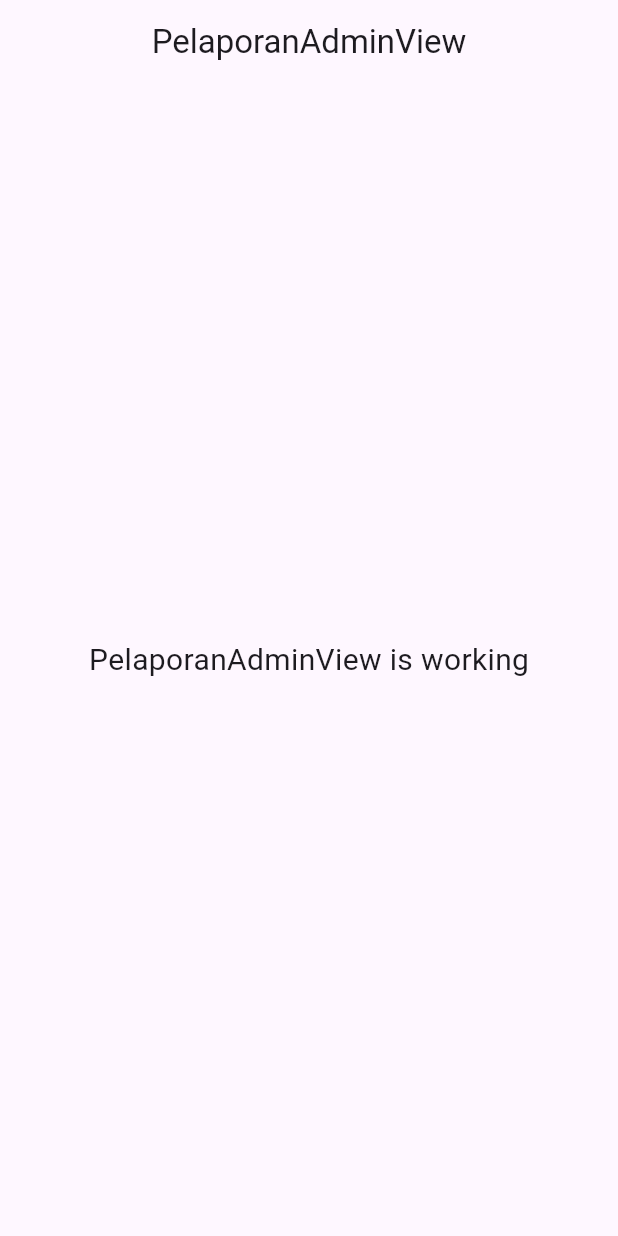
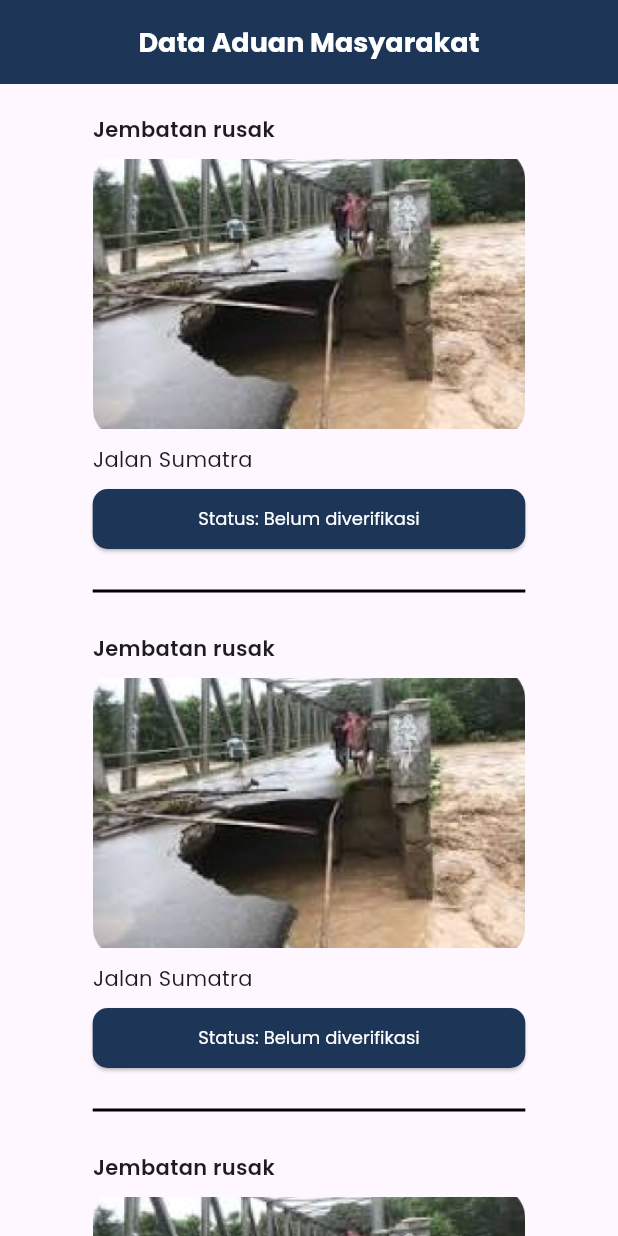
Before and after one commit to YusrilMaqoshidana/aduan-masyarakat, a Flutter app: the screen it shows after launch, on a phone screen of 412 x 824 dp. Run offline on Flutter 3.47's test engine with Material 3 defaults, Android fonts, the phone set to English and light mode, and no system bars; our stand-ins replace get.

Commit message:
fix: pelaporan admin

```diff
--- a/lib/app/modules/pelaporan_admin/views/pelaporan_admin_view.dart
+++ b/lib/app/modules/pelaporan_admin/views/pelaporan_admin_view.dart
@@ -1,22 +1,124 @@
+import 'package:aduan/widgets/showDialog.dart';
 import 'package:flutter/material.dart';
-
 import 'package:get/get.dart';
-
 import '../controllers/pelaporan_admin_controller.dart';
 
 class PelaporanAdminView extends GetView<PelaporanAdminController> {
-  const PelaporanAdminView({Key? key}) : super(key: key);
+  PelaporanAdminView({super.key});
+  bool status = false;
+
   @override
   Widget build(BuildContext context) {
     return Scaffold(
       appBar: AppBar(
-        title: const Text('PelaporanAdminView'),
+        backgroundColor: const Color.fromRGBO(29, 53, 87, 1),
+        title: const Text(
+          'Data Aduan Masyarakat',
+          style: TextStyle(
+              fontFamily: 'Poppins',
+              fontSize: 18,
+              fontWeight: FontWeight.bold,
+              color: Colors.white),
+        ),
         centerTitle: true,
       ),
-      body: const Center(
+      body: Center(
+        child: ListView(
+          children: [
+            cardAduan('Jembatan rusak', 'assets/images/jembatan-rusak.png',
+                'Jalan Sumatra', false, context, () {showMyDialog(context);}),
+            cardAduan('Jembatan rusak', 'assets/images/jembatan-rusak.png',
+                'Jalan Sumatra', false, context, () {}),
+            cardAduan('Jembatan rusak', 'assets/images/jembatan-rusak.png',
+                'Jalan Sumatra', false, context, () {}),
+            cardAduan('Jembatan rusak', 'assets/images/jembatan-rusak.png',
+                'Jalan Sumatra', false, context, () {}),
+          ],
+        ),
+      ),
+    );
+  }
+
+  Widget cardAduan(String judul, String image, String alamat, bool status,
+      BuildContext context, VoidCallback onPressed) {
+    return Center(
+      child: Column(
+        crossAxisAlignment: CrossAxisAlignment.start,
+        children: [
+          const SizedBox(
+            height: 20,
+          ),
+          Text(
+            judul,
+            style: const TextStyle(
+                fontFamily: 'Poppins',
+                fontSize: 14,
+                fontWeight: FontWeight.w600),
+          ),
+          const SizedBox(
+            height: 10,
+          ),
+          SizedBox(
+            height: 180,
+            width: MediaQuery.of(context).size.width * 0.7,
+            child: Image.asset(
+              image,
+              fit: BoxFit.cover,
+            ),
+          ),
+          Container(
+            margin: const EdgeInsets.only(top: 10, bottom: 10),
+            child: Text(
+              alamat,
+              style: const TextStyle(fontFamily: 'Poppins'),
+            ),
+          ),
+          buttonStatus(status, context, onPressed),
+          Container(
+            margin: const EdgeInsets.only(top: 20),
+            width: MediaQuery.of(context).size.width *
+                0.7, // Set the desired width
+            child: const Divider(
+              color: Colors.black,
+              thickness: 2,
+            ),
+          ),
+        ],
+      ),
+    );
+  }
+
+  Future<void> showMyDialog(BuildContext context) async {
+    return showDialog<void>(
+      context: context,
+      builder: (BuildContext context) {
+        return alert(() { }, () { });
+      },
+    );
+  }
+
+  Widget buttonStatus(
+      bool status, BuildContext context, VoidCallback onPressed) {
+    return SizedBox(
+      height: 40,
+      width: MediaQuery.of(context).size.width * 0.7,
+      child: ElevatedButton(
+        onPressed: onPressed,
+        style: ElevatedButton.styleFrom(
+          backgroundColor:
+              const Color.fromRGBO(29, 53, 87, 1), // Background color
+          foregroundColor: Colors.white, // Text color
+          textStyle: const TextStyle(
+            fontFamily: 'Poppins',
+            fontSize: 12,
+          ),
+          shape: RoundedRectangleBorder(
+            borderRadius: BorderRadius.circular(10), // Rounded corners
+          ),
+          padding: const EdgeInsets.symmetric(horizontal: 16),
+        ),
         child: Text(
-          'PelaporanAdminView is working',
-          style: TextStyle(fontSize: 20),
+          status ? 'Status: Sudah diverifikasi' : 'Status: Belum diverifikasi',
         ),
       ),
     );
--- a/lib/app/routes/app_pages.dart
+++ b/lib/app/routes/app_pages.dart
@@ -26,7 +26,7 @@ class AppPages {
   static final routes = [
     GetPage(
       name: _Paths.PELAPORAN_ADMIN,
-      page: () => const PelaporanAdminView(),
+      page: () => PelaporanAdminView(),
       binding: PelaporanAdminBinding(),
     ),
     GetPage(
--- a/pubspec.yaml
+++ b/pubspec.yaml
@@ -20,6 +20,7 @@ flutter:
   uses-material-design: true
   assets:
     - assets/images/
+    - assets/images/jembatan-rusak.png
   fonts:
     - family: Poppins
       fonts:
```
Also changed, not shown: lib/widgets/showDialog.dart (added, +58 -0 lines), assets/images/jembatan-rusak.png (added).
